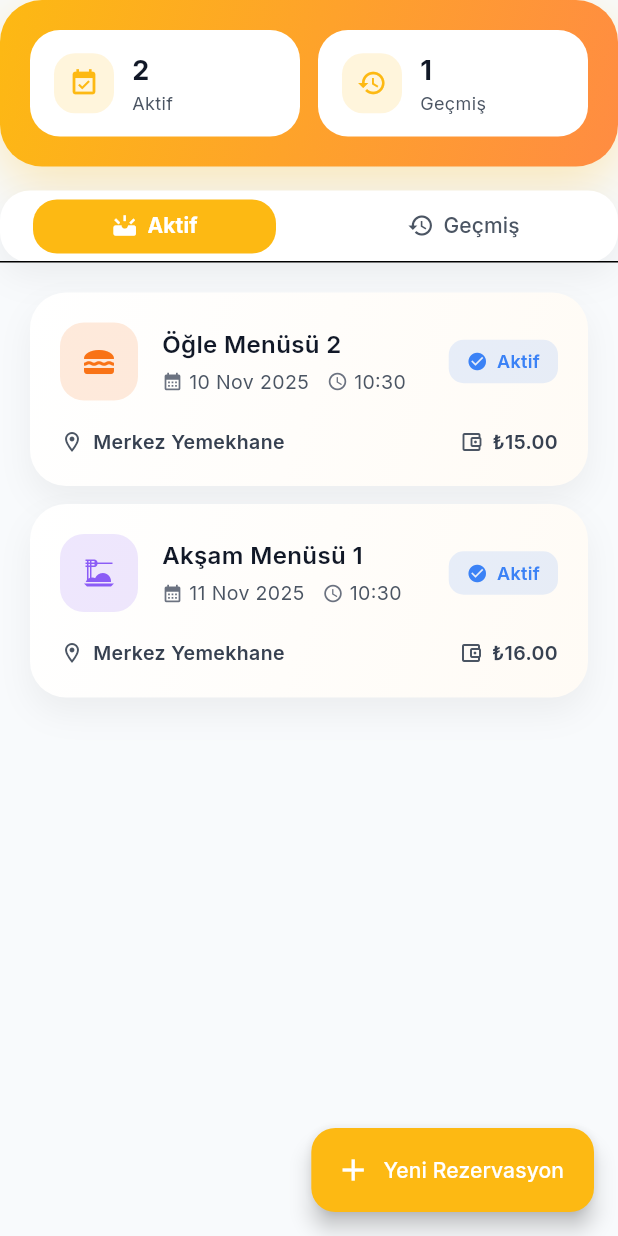
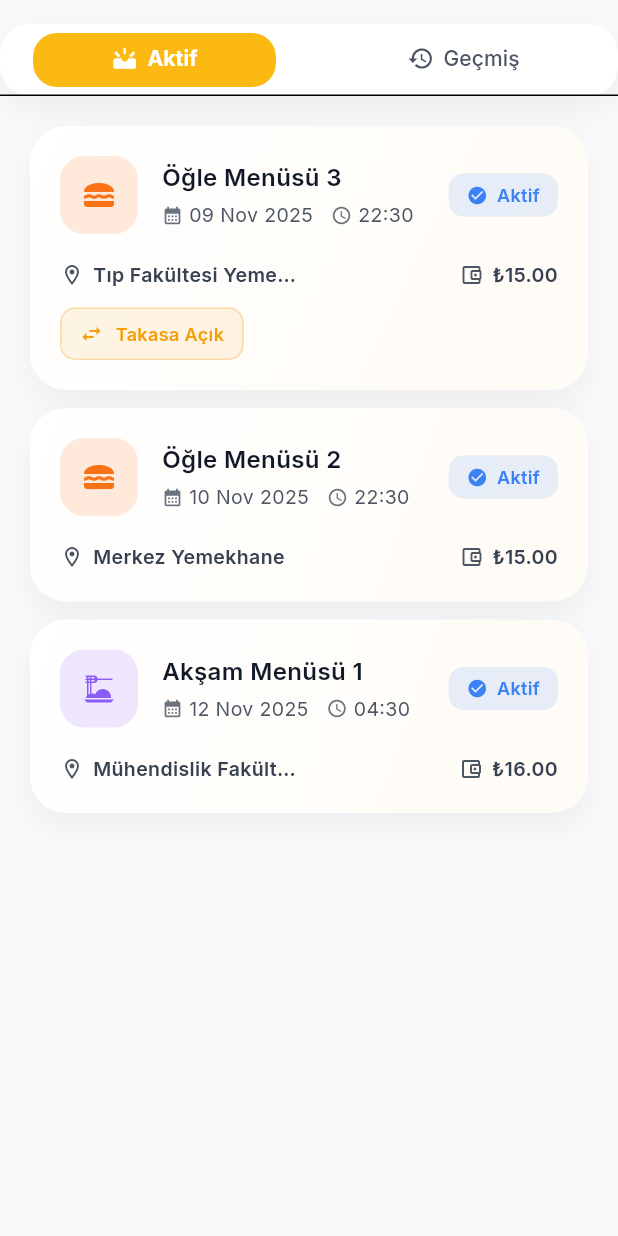
Before and after one commit to Mkosttak/etisan_proje, a Flutter app: the ReservationListScreen screen opened directly, on a phone screen of 412 x 824 dp. Run offline on Flutter 3.47's test engine with Material 3 defaults, Android fonts, the phone set to English and light mode, and no system bars; our stand-ins replace fl_chart, google_fonts, qr_flutter, shared_preferences, supabase_flutter; accounts and stored records are empty.

Commit message:
eksikler giderildi

```diff
--- a/lib/data/services/mock_data_service.dart
+++ b/lib/data/services/mock_data_service.dart
@@ -194,9 +194,12 @@ class MockDataService {
         userId: userId,
         mealId: 'meal-lunch-1',
         mealName: 'Öğle Menüsü 2',
+        mealDescription: 'Ezogelin Çorbası, Tavuk Şinitzel, Patates Kızartması, Makarna, Salata, Ayran, Sütlaç',
         mealType: 'normal',
         mealPeriod: 'lunch',
-        mealDate: now.add(const Duration(days: 2)),
+        mealDate: now.add(const Duration(days: 2, hours: 12)),
+        cafeteriaId: 'cafeteria-1',
+        cafeteriaName: 'Merkez Yemekhane',
         price: 15.00,
         status: 'reserved',
         qrCode: 'QR-MY-1-${DateTime.now().millisecondsSinceEpoch}',
@@ -208,9 +211,12 @@ class MockDataService {
         userId: userId,
         mealId: 'meal-dinner-1',
         mealName: 'Akşam Menüsü 1',
+        mealDescription: 'Tarhana Çorbası, Tavuk Sote, Makarna, Salata, Ayran, Revani',
         mealType: 'normal',
         mealPeriod: 'dinner',
-        mealDate: now.add(const Duration(days: 3)),
+        mealDate: now.add(const Duration(days: 3, hours: 18)),
+        cafeteriaId: 'cafeteria-2',
+        cafeteriaName: 'Mühendislik Fakültesi Yemekhane',
         price: 16.00,
         status: 'reserved',
         qrCode: 'QR-MY-2-${DateTime.now().millisecondsSinceEpoch}',
@@ -222,15 +228,71 @@ class MockDataService {
         userId: userId,
         mealId: 'meal-breakfast-0',
         mealName: 'Kahvaltı Tabağı',
+        mealDescription: 'Beyaz Peynir, Kaşar, Zeytin, Domates, Salatalık, Reçel, Bal, Tereyağı, Ekmek, Çay',
         mealType: 'normal',
         mealPeriod: 'breakfast',
-        mealDate: now.subtract(const Duration(days: 1)),
+        mealDate: now.subtract(const Duration(days: 1, hours: -7)),
+        cafeteriaId: 'cafeteria-1',
+        cafeteriaName: 'Merkez Yemekhane',
         price: 10.00,
         status: 'consumed',
         qrCode: 'QR-MY-3-${DateTime.now().millisecondsSinceEpoch}',
         isTransferOpen: false,
         createdAt: now.subtract(const Duration(days: 2)),
         consumedAt: now.subtract(const Duration(days: 1)),
+      ),
+      ReservationModel(
+        id: 'res-my-4',
+        userId: userId,
+        mealId: 'meal-lunch-2',
+        mealName: 'Öğle Menüsü 3',
+        mealDescription: 'Yayla Çorbası, Etli Kuru Fasulye, Bulgur Pilavı, Turşu, Salata, Ayran, Tatlı',
+        mealType: 'normal',
+        mealPeriod: 'lunch',
+        mealDate: now.add(const Duration(days: 1, hours: 12)),
+        cafeteriaId: 'cafeteria-3',
+        cafeteriaName: 'Tıp Fakültesi Yemekhane',
+        price: 15.00,
+        status: 'reserved',
+        qrCode: 'QR-MY-4-${DateTime.now().millisecondsSinceEpoch}',
+        isTransferOpen: true,
+        createdAt: now.subtract(const Duration(hours: 3)),
+      ),
+      ReservationModel(
+        id: 'res-my-5',
+        userId: userId,
+        mealId: 'meal-dinner-2',
+        mealName: 'Vejetaryen Akşam',
+        mealDescription: 'Sebze Çorbası, Imam Bayıldı, Pilav, Yoğurt, Salata, Meyve',
+        mealType: 'vegetarian',
+        mealPeriod: 'dinner',
+        mealDate: now.subtract(const Duration(days: 3, hours: -18)),
+        cafeteriaId: 'cafeteria-1',
+        cafeteriaName: 'Merkez Yemekhane',
+        price: 14.00,
+        status: 'consumed',
+        qrCode: 'QR-MY-5-${DateTime.now().millisecondsSinceEpoch}',
+        isTransferOpen: false,
+        createdAt: now.subtract(const Duration(days: 4)),
+        consumedAt: now.subtract(const Duration(days: 3)),
+      ),
+      ReservationModel(
+        id: 'res-my-6',
+        userId: userId,
+        mealId: 'meal-breakfast-4',
+        mealName: 'Serpme Kahvaltı',
+        mealDescription: 'Menemen, Sosis, Sucuk, Peynir Çeşitleri, Zeytin, Börek, Poğaça, Çay',
+        mealType: 'normal',
+        mealPeriod: 'breakfast',
+        mealDate: now.subtract(const Duration(days: 5, hours: -7, minutes: -30)),
+        cafeteriaId: 'cafeteria-2',
+        cafeteriaName: 'Mühendislik Fakültesi Yemekhane',
+        price: 10.00,
+        status: 'cancelled',
+        qrCode: 'QR-MY-6-${DateTime.now().millisecondsSinceEpoch}',
+        isTransferOpen: false,
+        createdAt: now.subtract(const Duration(days: 6)),
+        cancelledAt: now.subtract(const Duration(days: 5, hours: 2)),
       ),
     ];
 
--- a/lib/screens/reservations/reservation_list_screen.dart
+++ b/lib/screens/reservations/reservation_list_screen.dart
@@ -70,14 +70,9 @@ class _ReservationListScreenState extends State<ReservationListScreen>
       backgroundColor: AppColors.surfaceLight,
       body: SafeArea(
         child: AppPageContainer(
-          padding: const EdgeInsets.only(bottom: 24),
+          padding: const EdgeInsets.only(bottom: 24, top: 16),
           child: Column(
             children: [
-              _buildHeroSection(
-                upcomingReservations.length,
-                pastReservations.length,
-              ),
-              const SizedBox(height: 16),
               _buildTabSwitcher(),
               const SizedBox(height: 12),
               Expanded(
@@ -95,16 +90,6 @@ class _ReservationListScreenState extends State<ReservationListScreen>
             ],
           ),
         ),
-      ),
-      floatingActionButton: FloatingActionButton.extended(
-        onPressed: () {
-          Navigator.of(context).push(
-            MaterialPageRoute(builder: (_) => const CreateReservationScreen()),
-          );
-        },
-        backgroundColor: AppColors.primaryOrange,
-        icon: const Icon(Icons.add),
-        label: const Text('Yeni Rezervasyon'),
       ),
     );
   }
@@ -192,12 +177,12 @@ class _ReservationListScreenState extends State<ReservationListScreen>
       case 'consumed':
         statusColor = AppColors.secondaryGreen;
         statusIcon = Icons.restaurant;
-        statusText = 'T�ketildi';
+        statusText = 'Tüketildi';
         break;
       case 'cancelled':
         statusColor = AppColors.secondaryRed;
         statusIcon = Icons.cancel;
-        statusText = '�ptal';
+        statusText = 'İptal';
         break;
       case 'transferred':
         statusColor = AppColors.secondaryPurple;
@@ -287,12 +272,14 @@ class _ReservationListScreenState extends State<ReservationListScreen>
                             ),
                           ),
                           const SizedBox(height: 4),
-                          Row(
+                          Flexible(
+                            child: Row(
                               children: [
                                 Icon(Icons.calendar_month,
                                     size: 14, color: AppColors.grey500),
                                 const SizedBox(width: 4),
-                              Text(
+                                Flexible(
+                                  child: Text(
                                     Helpers.formatDate(
                                       reservation.mealDate,
                                       'dd MMM yyyy',
@@ -300,6 +287,8 @@ class _ReservationListScreenState extends State<ReservationListScreen>
                                     style: const TextStyle(
                                       fontSize: 13,
                                       color: AppColors.grey600,
+                                    ),
+                                    overflow: TextOverflow.ellipsis,
                                   ),
                                 ),
                                 const SizedBox(width: 12),
@@ -314,6 +303,7 @@ class _ReservationListScreenState extends State<ReservationListScreen>
                                   ),
                                 ),
                               ],
+                            ),
                           ),
                         ],
                       ),
@@ -423,91 +413,6 @@ class _ReservationListScreenState extends State<ReservationListScreen>
     );
   }
 
-  Widget _buildHeroSection(int activeCount, int pastCount) {
-    return Container(
-      padding: const EdgeInsets.all(20),
-      decoration: BoxDecoration(
-        gradient: const LinearGradient(
-          colors: [AppColors.primaryOrange, AppColors.secondaryOrange],
-          begin: Alignment.topLeft,
-          end: Alignment.bottomRight,
-        ),
-        borderRadius: BorderRadius.circular(28),
-        boxShadow: [
-          BoxShadow(
-            color: AppColors.primaryOrange.withOpacity(0.3),
-            blurRadius: 30,
-            offset: const Offset(0, 12),
-          ),
-        ],
-      ),
-      child: Row(
-        children: [
-          _buildHeroStat(
-            label: 'Aktif',
-            value: activeCount.toString(),
-            icon: Icons.event_available,
-          ),
-          const SizedBox(width: 12),
-          _buildHeroStat(
-            label: 'Geçmiş',
-            value: pastCount.toString(),
-            icon: Icons.history,
-          ),
-        ],
-      ),
-    );
-  }
-
-  Widget _buildHeroStat({
-    required String label,
-    required String value,
-    required IconData icon,
-  }) {
-    return Expanded(
-      child: Container(
-        padding: const EdgeInsets.symmetric(horizontal: 16, vertical: 14),
-        decoration: BoxDecoration(
-          color: Colors.white,
-          borderRadius: BorderRadius.circular(20),
-        ),
-        child: Row(
-          children: [
-            Container(
-              padding: const EdgeInsets.all(10),
-              decoration: BoxDecoration(
-                color: AppColors.primaryOrange.withOpacity(0.15),
-                borderRadius: BorderRadius.circular(14),
-              ),
-              child: Icon(icon, color: AppColors.primaryOrange, size: 20),
-            ),
-            const SizedBox(width: 12),
-            Column(
-              crossAxisAlignment: CrossAxisAlignment.start,
-              children: [
-                Text(
-                  value,
-                  style: const TextStyle(
-                    fontSize: 18,
-                    fontWeight: FontWeight.bold,
-                    color: AppColors.grey900,
-                  ),
-                ),
-                Text(
-                  label,
-                  style: const TextStyle(
-                    fontSize: 12,
-                    color: AppColors.grey600,
-                  ),
-                ),
-              ],
-            ),
-          ],
-        ),
-      ),
-    );
-  }
-
   Widget _buildTabSwitcher() {
     return Container(
       decoration: BoxDecoration(
```
Also changed, not shown: lib/screens/reservations/create_reservation_screen.dart (+10 -6 lines), 1 other file. Lines whose indentation alone changed are shown as unchanged.
